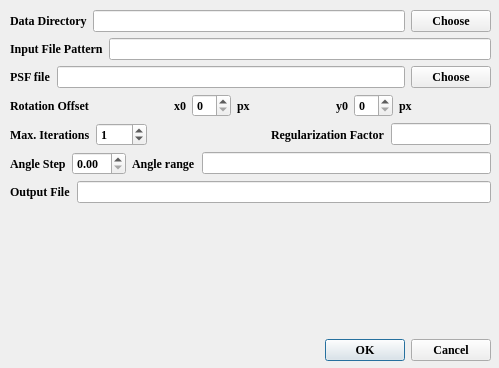
Qt form mvdConfigDialog.ui (lirenzhucn/MVD_VSI) before a commit.
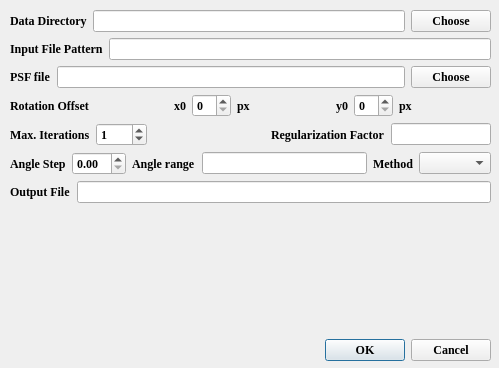
The same form after that commit.

Commit message: Add support of method choices

```diff
--- a/mvdConfigDialog.ui
+++ b/mvdConfigDialog.ui
@@ -264,6 +264,16 @@
       <item>
        <widget class="QLineEdit" name="mEdAngleRange"/>
       </item>
+      <item>
+       <widget class="QLabel" name="label_14">
+        <property name="text">
+         <string>Method</string>
+        </property>
+       </widget>
+      </item>
+      <item>
+       <widget class="QComboBox" name="mCbMethod"/>
+      </item>
      </layout>
     </item>
     <item>
```
The commit also changes 1 other file.
